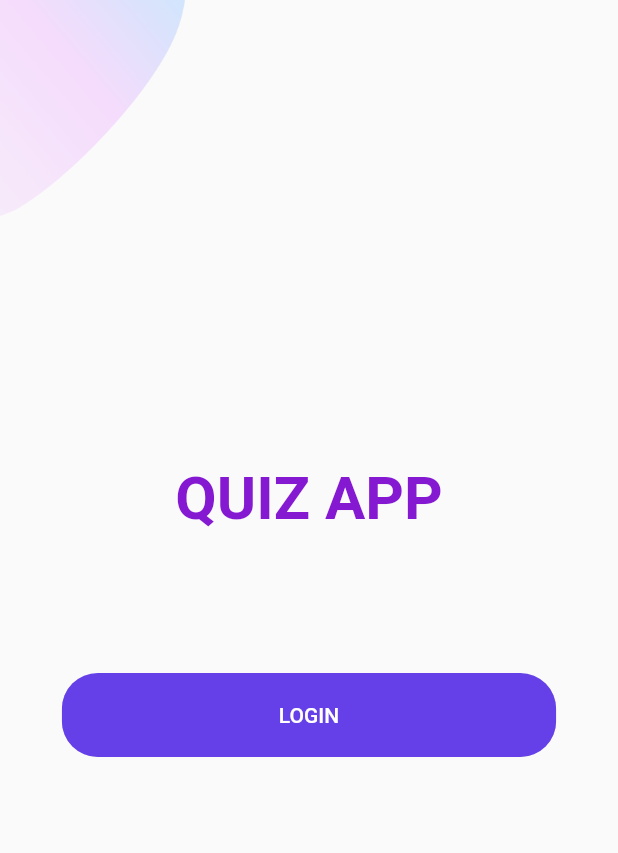
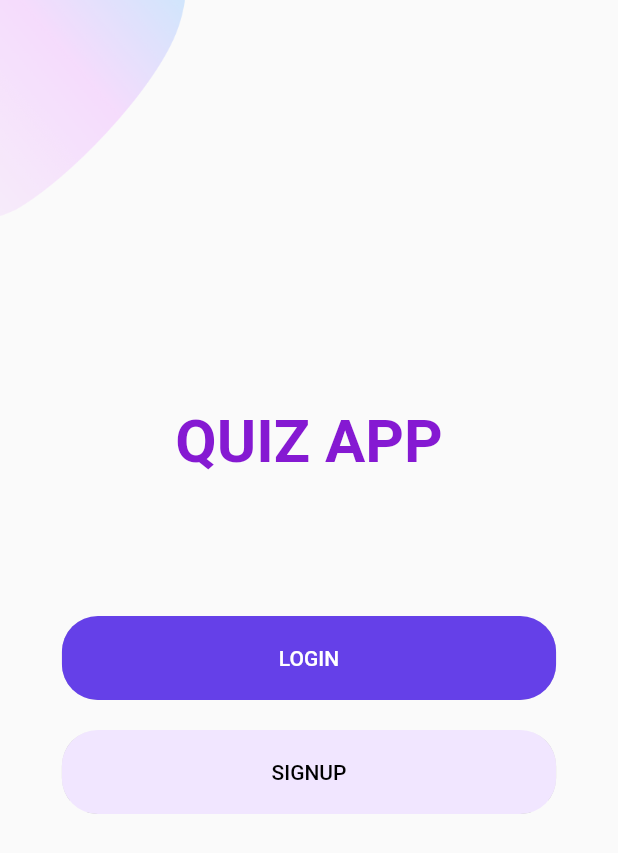
Before and after one commit to Tri-M/nvld_mobile_app, a Flutter app: the screen it shows after launch, on a phone screen of 412 x 824 dp. Shown: the top 853 px of the screen. Run offline on Flutter 3.47's test engine with Material 2 defaults, Android fonts, the phone set to English and light mode, and no system bars; our stand-ins replace auto_size_text, chewie, cloud_firestore, data_table_2, date_time_picker, device_preview and 9 more; missing offline and left inert: mailer; accounts and stored records are empty.

Commit message:
welcome screen

```diff
--- a/lib/components/body_welcome.dart
+++ b/lib/components/body_welcome.dart
@@ -1,10 +1,6 @@
 import 'package:flutter/material.dart';
 import 'package:nvld_app/Screens/login_screen.dart';
 import 'package:nvld_app/Screens/signup_screen.dart';
-import 'package:nvld_app/controllers/drawer_control.dart';
-import 'package:nvld_app/screens/admin/admin.dart';
-import 'package:nvld_app/screens/staff/staff_main_screen.dart';
-import 'package:provider/provider.dart';
 import './background_welcome.dart';
 import 'package:nvld_app/components/rounded_button.dart';
 import 'package:nvld_app/constants.dart';
@@ -49,8 +45,21 @@ class Body extends StatelessWidget {
                 );
               },
             ),
-
-
+            RoundedButton(
+              text: "SIGNUP",
+              color: kPrimaryLightColor,
+              textColor: Colors.black,
+              press: () {
+                Navigator.push(
+                  context,
+                  MaterialPageRoute(
+                    builder: (context) {
+                      return SignUpScreen();
+                    },
+                  ),
+                );
+              },
+            )
           ],
         ),
       ),
```
